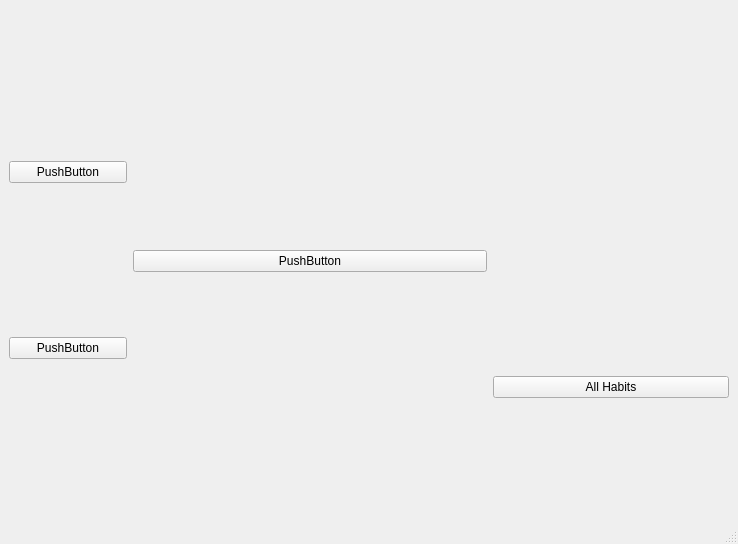
Qt form Code/PaperFriend/mainwindow.ui (RomainPuech/Paper-Friend) before a commit.
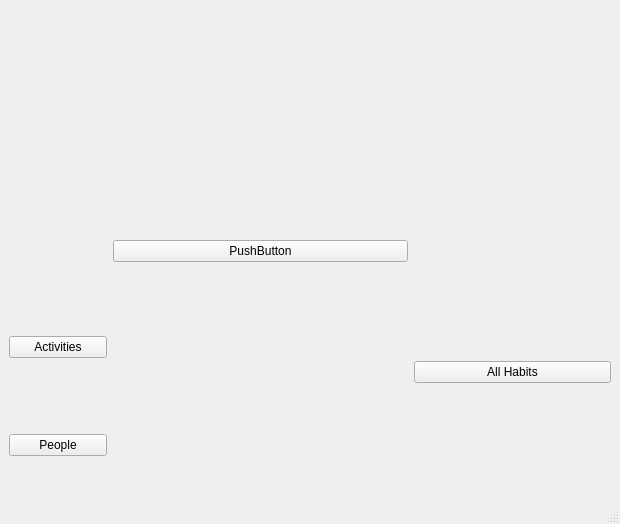
The same form after that commit.

Commit message: Created a push botton that opens a window where the activities are going to be displayed

```diff
--- a/Code/PaperFriend/mainwindow.ui
+++ b/Code/PaperFriend/mainwindow.ui
@@ -6,8 +6,8 @@
    <rect>
     <x>0</x>
     <y>0</y>
-    <width>738</width>
-    <height>544</height>
+    <width>620</width>
+    <height>524</height>
    </rect>
   </property>
   <property name="windowTitle">
@@ -21,25 +21,69 @@
        <number>2</number>
       </property>
       <item>
-       <layout class="QHBoxLayout" name="mascot_frame">
-        <item>
-         <widget class="QPushButton" name="pushButtondummy">
-          <property name="text">
-           <string>PushButton</string>
-          </property>
-         </widget>
-        </item>
-       </layout>
+       <layout class="QHBoxLayout" name="mascot_frame"/>
       </item>
       <item>
-       <layout class="QHBoxLayout" name="activities_people_frame">
+       <layout class="QVBoxLayout" name="verticalLayout" stretch="1,2,2,1,1">
         <item>
-         <widget class="QPushButton" name="pushButton_2">
+         <spacer name="verticalSpacer_4">
+          <property name="orientation">
+           <enum>Qt::Vertical</enum>
+          </property>
+          <property name="sizeHint" stdset="0">
+           <size>
+            <width>20</width>
+            <height>40</height>
+           </size>
+          </property>
+         </spacer>
+        </item>
+        <item>
+         <widget class="QPushButton" name="activitie_button">
+          <property name="sizePolicy">
+           <sizepolicy hsizetype="Minimum" vsizetype="Fixed">
+            <horstretch>0</horstretch>
+            <verstretch>0</verstretch>
+           </sizepolicy>
+          </property>
           <property name="text">
-           <string>PushButton</string>
+           <string>Activities</string>
           </property>
          </widget>
         </item>
+        <item>
+         <spacer name="verticalSpacer_3">
+          <property name="orientation">
+           <enum>Qt::Vertical</enum>
+          </property>
+          <property name="sizeHint" stdset="0">
+           <size>
+            <width>20</width>
+            <height>40</height>
+           </size>
+          </property>
+         </spacer>
+        </item>
+        <item>
+         <widget class="QPushButton" name="people_button">
+          <property name="text">
+           <string>People</string>
+          </property>
+         </widget>
+        </item>
+        <item>
+         <spacer name="verticalSpacer_5">
+          <property name="orientation">
+           <enum>Qt::Vertical</enum>
+          </property>
+          <property name="sizeHint" stdset="0">
+           <size>
+            <width>20</width>
+            <height>40</height>
+           </size>
+          </property>
+         </spacer>
+        </item>
        </layout>
       </item>
      </layout>
@@ -64,7 +108,7 @@
        <number>2</number>
       </property>
       <item>
-       <layout class="QHBoxLayout" name="graph_frame" stretch=""/>
+       <layout class="QHBoxLayout" name="graph_frame"/>
       </item>
       <item>
        <layout class="QVBoxLayout" name="habits_frame">
```
Left out of the diff: 4 changed lines with no effect on the pictures. The commit also changes 6 other files.
